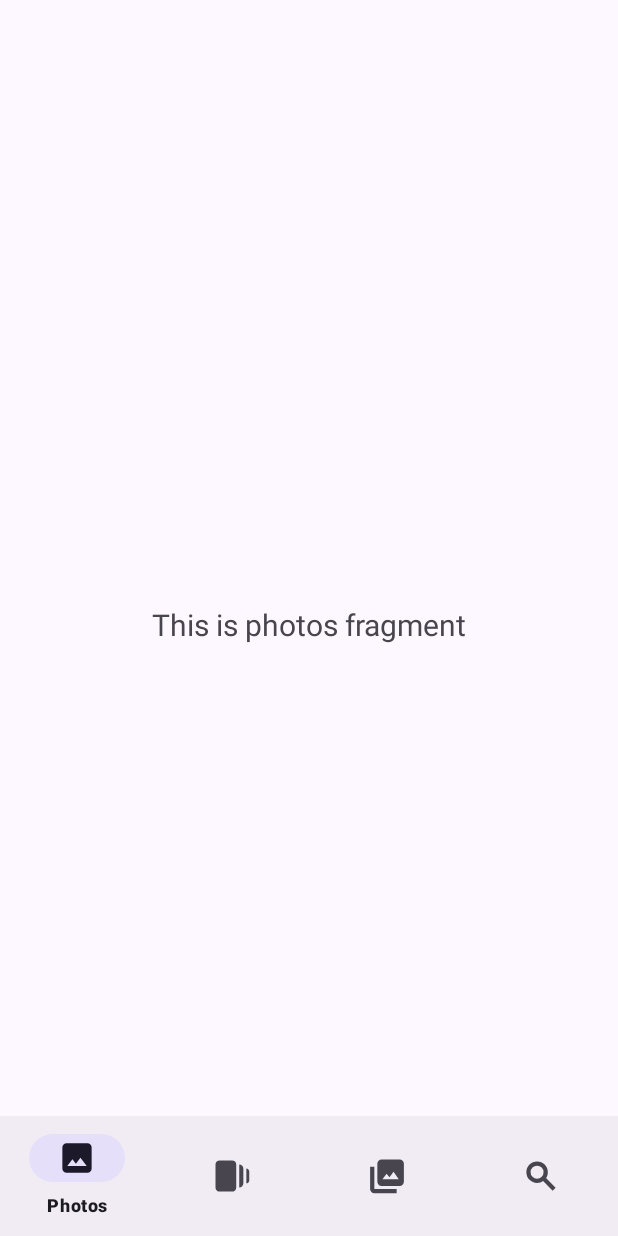
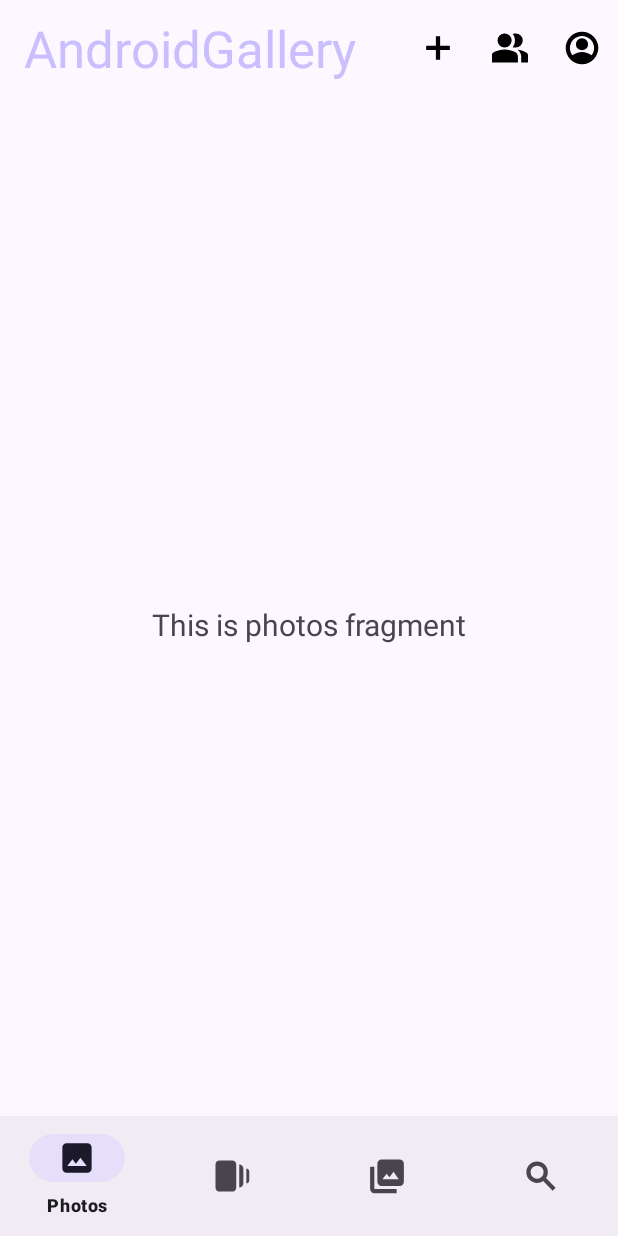
Before and after one commit to khiembimaster/AndroidGallery, an Android app: the screen it shows after launch (MainActivity), on a phone screen of 412 x 824 dp. Run offline under Robolectric (Android 15) with nearby library versions, the phone set to English and light mode, and no system bars; our stand-ins replace navigation-ui.

Commit message:
add basic top toolbar UI

```diff
--- a/app/src/main/res/layout/activity_main.xml
+++ b/app/src/main/res/layout/activity_main.xml
@@ -30,4 +30,19 @@
         app:navGraph="@navigation/mobile_navigation"
         tools:layout="@layout/fragment_photos" />
 
+    <com.google.android.material.appbar.MaterialToolbar
+        android:id="@+id/materialToolbar"
+        android:layout_width="match_parent"
+        android:layout_height="wrap_content"
+        android:background="@color/md_theme_background"
+        android:minHeight="?attr/actionBarSize"
+        android:theme="?attr/actionBarTheme"
+        app:layout_constraintEnd_toEndOf="parent"
+        app:layout_constraintStart_toStartOf="parent"
+        app:layout_constraintTop_toTopOf="parent"
+        app:menu="@menu/top_toolbar_menu"
+        app:title="@string/app_name"
+        app:titleTextAppearance="@style/TextAppearance.AppCompat.Display1"
+        app:titleTextColor="@color/md_theme_inversePrimary" />
+
 </androidx.constraintlayout.widget.ConstraintLayout>
--- /dev/null
+++ b/app/src/main/res/menu/top_toolbar_menu.xml
@@ -0,0 +1,24 @@
+<?xml version="1.0" encoding="utf-8"?>
+<menu xmlns:android="http://schemas.android.com/apk/res/android"
+    xmlns:app="http://schemas.android.com/apk/res-auto">
+    <item
+        android:id="@+id/create_new"
+        android:title="@string/title_create"
+        android:contentDescription="@string/content_description_create"
+        android:icon="@drawable/add_fill1_wght500_grad200_opsz24"
+        app:showAsAction="ifRoom" />
+
+    <item
+        android:id="@+id/share"
+        android:title="@string/title_share"
+        android:contentDescription="@string/content_description_share"
+        android:icon="@drawable/group_fill1_wght500_grad200_opsz24"
+        app:showAsAction="ifRoom" />
+
+    <item
+        android:id="@+id/account"
+        android:title="@string/title_account"
+        android:contentDescription="@string/content_description_account"
+        android:icon="@drawable/account_circle_fill1_wght500_grad200_opsz24"
+        app:showAsAction="ifRoom" />
+</menu>
--- a/app/src/main/res/values/strings.xml
+++ b/app/src/main/res/values/strings.xml
@@ -7,4 +7,11 @@
     <string name="title_memories">Memories</string>
     <string name="title_library">Library</string>
     <string name="title_search">Search</string>
+    <string name="title_create">Create</string>
+    <string name="content_description_create">Create new collections</string>
+    <string name="title_share">Share</string>
+    <string name="content_description_share">Share images and collection</string>
+    <string name="title_account">My account</string>
+    <string name="content_description_account">Config account and settings the gallery</string>
+
 </resources>
```
